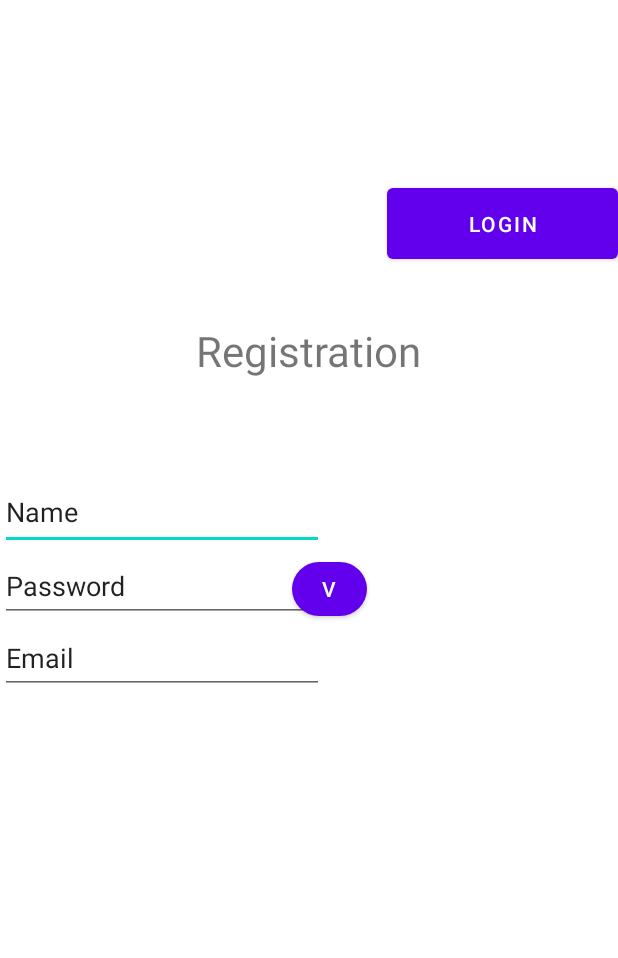
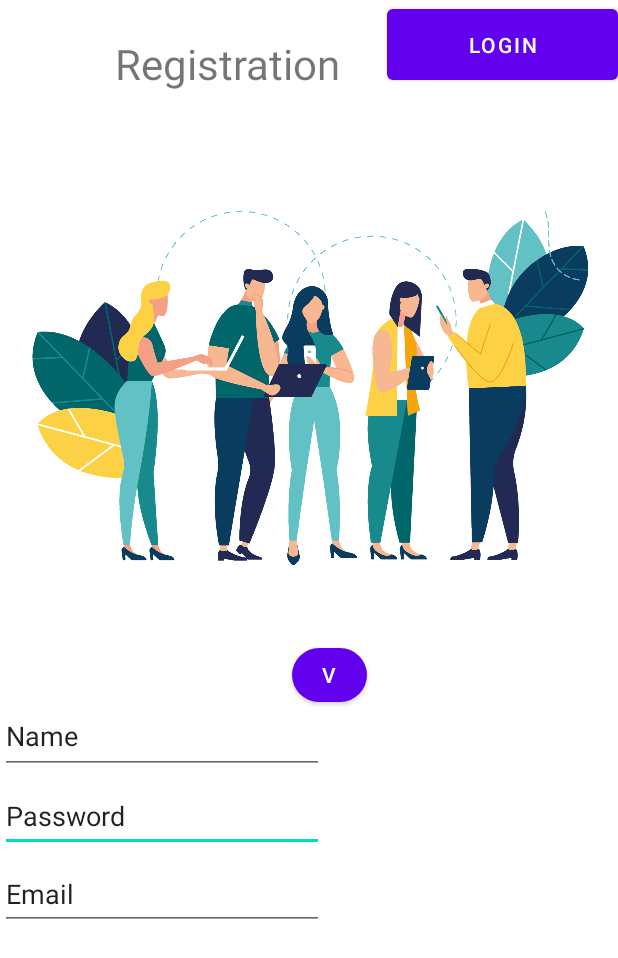
Before and after one commit to AnotherFinch/InstaClone, an Android app: the RegistrationActivity screen opened directly, with no data from a screen before it, on a phone screen of 412 x 824 dp. Shown: the top 958 px of the screen. Run offline under Robolectric (Android 15) with nearby library versions, the phone set to English and light mode, and no system bars.

Commit message:
мелкие изменения и экспериментирование с контейнером

```diff
--- a/app/src/main/res/layout/activity_registration.xml
+++ b/app/src/main/res/layout/activity_registration.xml
@@ -15,10 +15,10 @@
         android:textSize="28sp"
         app:layout_constraintBottom_toBottomOf="parent"
         app:layout_constraintEnd_toEndOf="parent"
-        app:layout_constraintHorizontal_bias="0.498"
+        app:layout_constraintHorizontal_bias="0.292"
         app:layout_constraintStart_toStartOf="parent"
         app:layout_constraintTop_toTopOf="parent"
-        app:layout_constraintVertical_bias="0.273" />
+        app:layout_constraintVertical_bias="0.03" />
 
     <Button
         android:id="@+id/loginButton"
@@ -32,39 +32,18 @@
         app:layout_constraintHorizontal_bias="1.0"
         app:layout_constraintStart_toStartOf="parent"
         app:layout_constraintTop_toTopOf="parent"
-        app:layout_constraintVertical_bias="0.156" />
-
-    <EditText
-        android:id="@+id/editTextTextPersonName2"
-        android:layout_width="216dp"
-        android:layout_height="50dp"
-        android:ems="10"
-        android:inputType="textPersonName"
-        android:text="Name"
-        app:layout_constraintBottom_toBottomOf="parent"
-        app:layout_constraintStart_toStartOf="parent"
-        app:layout_constraintTop_toTopOf="parent"
-        app:layout_constraintVertical_bias="0.409" />
+        app:layout_constraintVertical_bias="0.0" />
 
     <EditText
         android:id="@+id/editTextTextPersonName3"
         android:layout_width="216dp"
         android:layout_height="48dp"
+        android:layout_marginTop="4dp"
         android:ems="10"
         android:inputType="textPersonName"
         android:text="Password"
         app:layout_constraintStart_toStartOf="parent"
         app:layout_constraintTop_toBottomOf="@+id/editTextTextPersonName2" />
-
-    <EditText
-        android:id="@+id/editTextTextPersonName4"
-        android:layout_width="216dp"
-        android:layout_height="48dp"
-        android:ems="10"
-        android:inputType="textPersonName"
-        android:text="Email"
-        app:layout_constraintStart_toStartOf="parent"
-        app:layout_constraintTop_toBottomOf="@+id/editTextTextPersonName3" />
 
     <Button
         android:id="@+id/okButton"
@@ -77,5 +56,38 @@
         app:layout_constraintHorizontal_bias="0.537"
         app:layout_constraintStart_toStartOf="parent"
         app:layout_constraintTop_toBottomOf="@+id/textView3"
-        app:layout_constraintVertical_bias="0.222" />
+        app:layout_constraintVertical_bias="0.51" />
+
+    <EditText
+        android:id="@+id/editTextTextPersonName2"
+        android:layout_width="216dp"
+        android:layout_height="50dp"
+        android:ems="10"
+        android:inputType="textPersonName"
+        android:text="Name"
+        app:layout_constraintBottom_toBottomOf="parent"
+        app:layout_constraintStart_toStartOf="parent"
+        app:layout_constraintTop_toTopOf="parent"
+        app:layout_constraintVertical_bias="0.602" />
+
+    <EditText
+        android:id="@+id/editTextTextPersonName4"
+        android:layout_width="216dp"
+        android:layout_height="48dp"
+        android:layout_marginTop="4dp"
+        android:ems="10"
+        android:inputType="textPersonName"
+        android:text="Email"
+        app:layout_constraintStart_toStartOf="parent"
+        app:layout_constraintTop_toBottomOf="@+id/editTextTextPersonName3" />
+
+    <ImageView
+        android:id="@+id/imageView"
+        android:layout_width="wrap_content"
+        android:layout_height="wrap_content"
+        android:layout_marginBottom="164dp"
+        app:layout_constraintBottom_toBottomOf="parent"
+        app:layout_constraintStart_toStartOf="parent"
+        app:srcCompat="@drawable/theme_registration" />
+
 </androidx.constraintlayout.widget.ConstraintLayout>
```
Also changed, not shown: app/src/main/res/layout/activity_login.xml (+41 -39 lines), app/src/main/res/layout/activity_profile.xml (+22 -0 lines), app/src/main/res/drawable/theme_registration.png (added).
